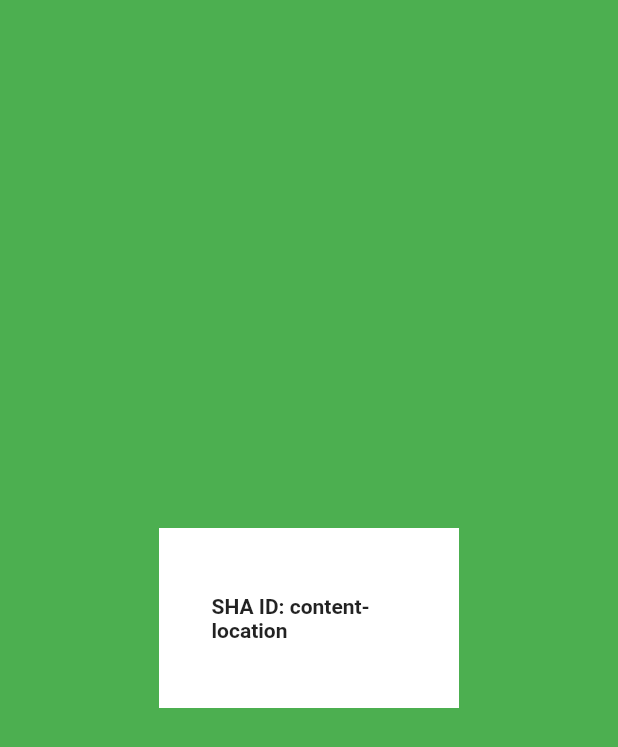
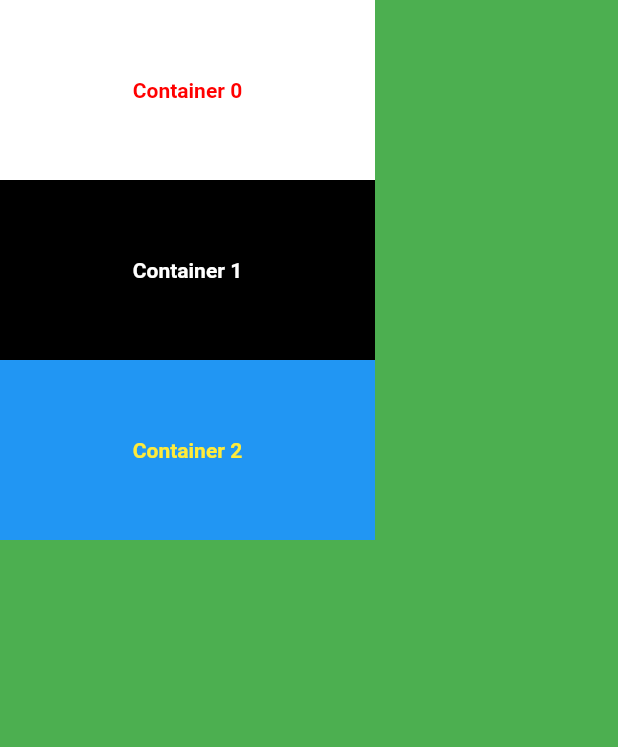
Before and after one commit to papadonut9/business-card, a Flutter app: the screen it shows after launch, on a phone screen of 412 x 824 dp. Shown: the top 747 px of the screen. Run offline on Flutter 3.47's test engine with Material 2 defaults, Android fonts, the phone set to English and light mode, and no system bars.

Commit message:
moved containers to different file in package

```diff
--- a/lib/api_secrets.dart
+++ /dev/null
@@ -1,12 +0,0 @@
-// import 'dart:html';
-import 'dart:io';
-
-// import 'package:flutter/gestures.dart';
-import 'package:flutter/material.dart';
-// import 'package:crypto/crypto.dart';
-
-
-const SHA_SECRETS = HttpHeaders.contentLocationHeader;
-// Crypto.MetaData = kWindowTouchSlop;
-
-const colorcode = Colors.black;
--- a/lib/colors.dart
+++ b/lib/colors.dart
@@ -2,5 +2,17 @@
 
 import 'package:flutter/material.dart';
 
+// Scaffold
+const MiCard_Scaffold0 = Colors.green;
+
+// container 0
 const miCard_Container0 = Colors.white;
-const MiCard_Scaffold0 = Colors.green;
+const Text0 = Color(0xffff0000);
+
+// container 1
+const Container1 = Colors.black;
+const text1 = Colors.white;
+
+// container 2
+const Container2 = Colors.blue;
+const text2 = Colors.yellow;
--- /dev/null
+++ b/lib/containers.dart
@@ -0,0 +1,53 @@
+import 'package:flutter/material.dart';
+import 'colors.dart';
+
+Container container0() {
+  return Container(
+              color: miCard_Container0,
+              child: Text(
+                "Container 0",
+                style: TextStyle(
+                  fontWeight: FontWeight.bold,
+                  color: Text0,
+                ),
+              ),
+              width: 250,
+              height: 120,
+              padding: EdgeInsets.all(35),
+              alignment: Alignment.center,
+            );
+}
+
+Container container1() {
+    return Container(
+                color: Container1,
+                child: Text('Container 1',
+                  textAlign: TextAlign.center,
+                  style: TextStyle(
+                    fontWeight: FontWeight.bold,
+                    color: text1,
+                  ),
+                ),
+                width: 250,
+                height: 120,
+                padding: EdgeInsets.all(35),
+                alignment: Alignment.center,
+              );
+}
+
+Container container2() {
+    return Container(
+                color: Container2,
+                child: Text("Container 2",
+                  textAlign: TextAlign.center,
+                  style: TextStyle(
+                    fontWeight: FontWeight.bold,
+                    color: text2,
+                  ),
+                ),
+                width: 250,
+                height: 120,
+                padding: EdgeInsets.all(35),
+                alignment: Alignment.center,
+              );
+}
--- a/lib/main.dart
+++ b/lib/main.dart
@@ -1,6 +1,6 @@
 import 'package:flutter/material.dart';
-import 'colors.dart';
-import 'api_secrets.dart';
+import 'package:mi_card/colors.dart';
+import 'package:mi_card/containers.dart';
 // import
 
 void main() {
@@ -15,23 +15,18 @@ class MiCard extends StatelessWidget {
       home: Scaffold(
           backgroundColor: MiCard_Scaffold0,
           body: SafeArea(
-            child: Center(
-              child: Container(
-                color: miCard_Container0,
-                child: Text(
-                  'SHA ID: $SHA_SECRETS',
-                  style: TextStyle(
-                    fontWeight: FontWeight.bold),
-                ),
-                width: 200,
-                height: 120,
-                padding: EdgeInsets.all(35),
-                alignment: Alignment.center,
-              ),
+            child: Column(
+              children: <Widget>[
+                container0(),
+                container1(),
+                container2(),
+              ],
             ),
           )
           // backgroundColor: miCard_Scaffold0,
           ),
     );
   }
+
+
 }
```
Also changed, not shown: 1 other file.
